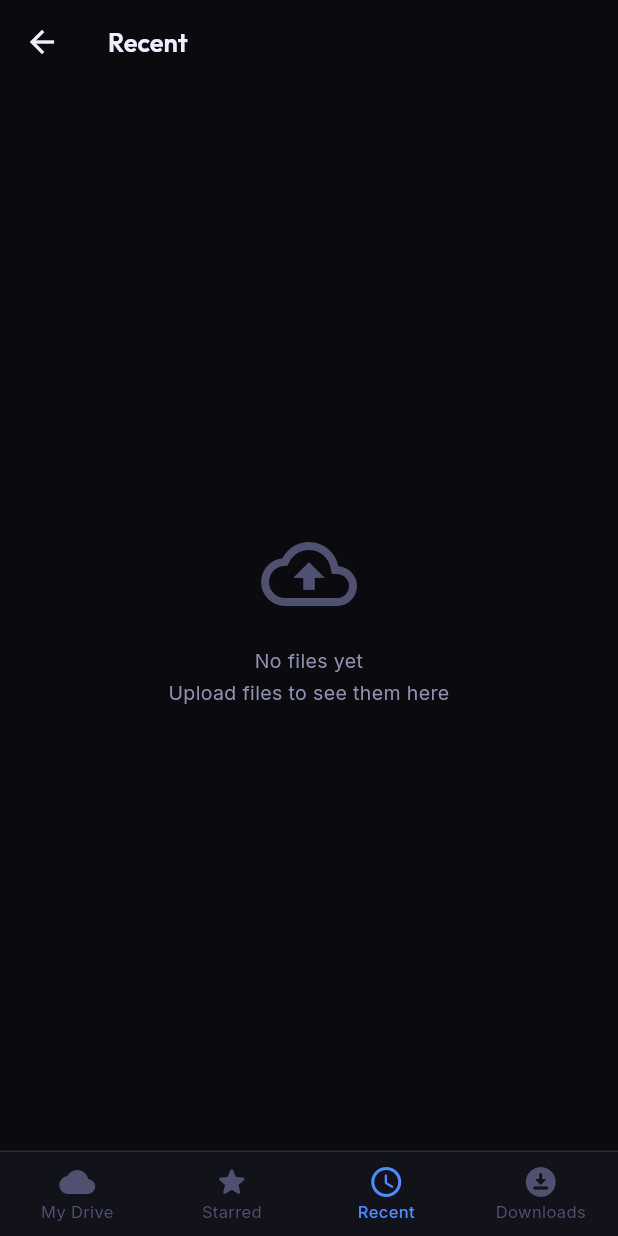
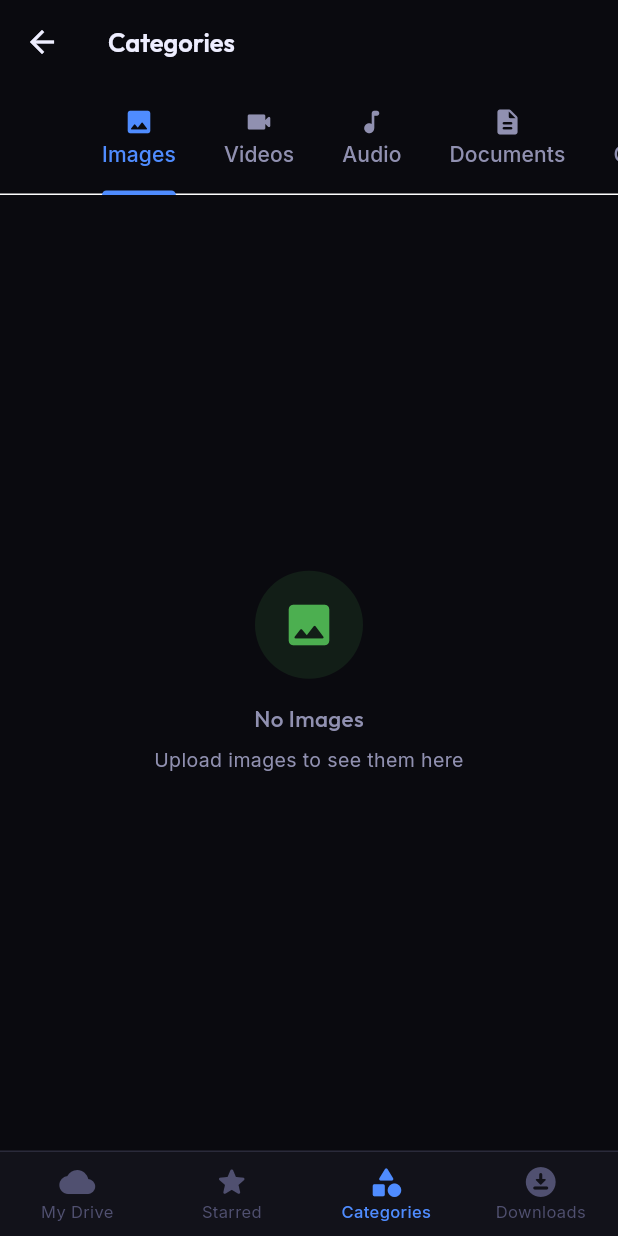
Before and after one commit to rk2725q-star/limitless-cloud, a Flutter app: the HomePage screen opened by its route, item 3 of the bottom bar chosen, on a phone screen of 412 x 824 dp. Run offline on Flutter 3.47's test engine with Material 3 defaults, Android fonts, the phone set to English and light mode, and no system bars; our stand-ins replace audioplayers, file_picker, flutter_animate, flutter_riverpod, google_fonts, open_filex and 3 more; accounts and stored records are empty.

Commit message:
fix: remove unused _DB.reset(), add re-login sync + category tabs

```diff
--- a/lib/features/drive/presentation/pages/home_page.dart
+++ b/lib/features/drive/presentation/pages/home_page.dart
@@ -5,6 +5,7 @@ import '../../../../core/theme/app_theme.dart';
 import '../../../../core/utils/file_utils.dart';
 import '../../data/models/cloud_file.dart';
 import '../../data/models/cloud_folder.dart';
+import '../../data/firestore_metadata_service.dart';
 import '../providers/drive_provider.dart';
 import '../widgets/file_grid_item.dart';
 import '../widgets/file_list_item.dart';
@@ -25,7 +26,7 @@ class _HomePageState extends ConsumerState<HomePage> {
     final pages = [
       const _DriveTab(),
       const _StarredTab(),
-      const _RecentTab(),
+      const _CategoriesTab(),
       const _DownloadsTab(),
     ];
 
@@ -61,7 +62,7 @@ class _HomePageState extends ConsumerState<HomePage> {
         items: const [
           BottomNavigationBarItem(icon: Icon(Icons.cloud_rounded), label: 'My Drive'),
           BottomNavigationBarItem(icon: Icon(Icons.star_rounded), label: 'Starred'),
-          BottomNavigationBarItem(icon: Icon(Icons.access_time_rounded), label: 'Recent'),
+          BottomNavigationBarItem(icon: Icon(Icons.category_rounded), label: 'Categories'),
           BottomNavigationBarItem(icon: Icon(Icons.download_for_offline_rounded), label: 'Downloads'),
         ],
       ),
@@ -423,31 +424,143 @@ class _StarredTab extends ConsumerWidget {
   }
 }
 
-// ── Recent Tab ────────────────────────────────────────────────────────────────
+// ── Categories Tab ────────────────────────────────────────────────────────────
 
-class _RecentTab extends ConsumerWidget {
-  const _RecentTab();
+class _CategoriesTab extends ConsumerStatefulWidget {
+  const _CategoriesTab();
+  @override
+  ConsumerState<_CategoriesTab> createState() => _CategoriesTabState();
+}
+
+class _CategoriesTabState extends ConsumerState<_CategoriesTab>
+    with SingleTickerProviderStateMixin {
+  late TabController _tabCtrl;
+
+  static const _cats = [
+    (cat: FileCategory.images,    icon: Icons.image_rounded,          color: Color(0xFF4CAF50)),
+    (cat: FileCategory.videos,    icon: Icons.videocam_rounded,       color: Color(0xFFE91E63)),
+    (cat: FileCategory.audio,     icon: Icons.music_note_rounded,     color: Color(0xFF9C27B0)),
+    (cat: FileCategory.documents, icon: Icons.description_rounded,    color: Color(0xFF2196F3)),
+    (cat: FileCategory.others,    icon: Icons.folder_zip_rounded,     color: Color(0xFFFF9800)),
+  ];
+
+  @override
+  void initState() {
+    super.initState();
+    _tabCtrl = TabController(length: _cats.length, vsync: this);
+  }
+
+  @override
+  void dispose() {
+    _tabCtrl.dispose();
+    super.dispose();
+  }
+
+  @override
+  Widget build(BuildContext context) {
+    return Scaffold(
+      backgroundColor: AppTheme.background,
+      appBar: AppBar(
+        backgroundColor: AppTheme.background,
+        title: const Text('Categories'),
+        bottom: TabBar(
+          controller: _tabCtrl,
+          isScrollable: true,
+          indicatorColor: AppTheme.primary,
+          labelColor: AppTheme.primary,
+          unselectedLabelColor: AppTheme.textSecondary,
+          tabs: _cats.map((c) => Tab(
+            icon: Icon(c.icon, size: 20),
+            text: c.cat.label,
+          )).toList(),
+        ),
+      ),
+      body: TabBarView(
+        controller: _tabCtrl,
+        children: _cats.map((c) => _CategoryList(
+          category: c.cat,
+          accentColor: c.color,
+          icon: c.icon,
+        )).toList(),
+      ),
+    );
+  }
+}
+
+class _CategoryList extends ConsumerWidget {
+  final FileCategory category;
+  final Color accentColor;
+  final IconData icon;
+  const _CategoryList({required this.category, required this.accentColor, required this.icon});
+
   @override
   Widget build(BuildContext context, WidgetRef ref) {
-    final filesAsync = ref.watch(allFilesProvider((starredOnly: false, trashedOnly: false)));
-    return Scaffold(
-      backgroundColor: AppTheme.background,
-      appBar: AppBar(title: const Text('Recent'), backgroundColor: AppTheme.background),
-      body: filesAsync.when(
-        data: (files) => files.isEmpty
-            ? const _EmptyState(message: 'No files yet\nUpload files to see them here')
-            : ListView.builder(
+    final filesAsync = ref.watch(filesByCategoryProvider(category));
+    return filesAsync.when(
+      data: (files) {
+        if (files.isEmpty) {
+          return Center(
+            child: Column(
+              mainAxisAlignment: MainAxisAlignment.center,
+              children: [
+                Container(
+                  width: 72, height: 72,
+                  decoration: BoxDecoration(
+                    color: accentColor.withValues(alpha: 0.12),
+                    shape: BoxShape.circle,
+                  ),
+                  child: Icon(icon, color: accentColor, size: 36),
+                ),
+                const SizedBox(height: 16),
+                Text('No ${category.label}',
+                    style: AppTheme.titleMedium.copyWith(color: AppTheme.textSecondary)),
+                const SizedBox(height: 8),
+                Text('Upload ${category.label.toLowerCase()} to see them here',
+                    style: AppTheme.bodyMedium, textAlign: TextAlign.center),
+              ],
+            ),
+          );
+        }
+        return Column(
+          children: [
+            Container(
+              margin: const EdgeInsets.fromLTRB(16, 12, 16, 0),
+              padding: const EdgeInsets.symmetric(horizontal: 16, vertical: 10),
+              decoration: BoxDecoration(
+                color: accentColor.withValues(alpha: 0.08),
+                borderRadius: BorderRadius.circular(12),
+                border: Border.all(color: accentColor.withValues(alpha: 0.25)),
+              ),
+              child: Row(
+                children: [
+                  Icon(icon, color: accentColor, size: 20),
+                  const SizedBox(width: 10),
+                  Text('${files.length} ${category.label}',
+                      style: AppTheme.titleMedium.copyWith(color: accentColor)),
+                  const Spacer(),
+                  Text(FileUtils.formatFileSize(files.fold(0, (s, f) => s + f.sizeBytes)),
+                      style: AppTheme.bodyMedium.copyWith(color: accentColor)),
+                ],
+              ),
+            ),
+            Expanded(
+              child: ListView.builder(
+                padding: const EdgeInsets.only(top: 8, bottom: 80),
                 itemCount: files.length,
                 itemBuilder: (_, i) => FileListItem(
                   file: files[i],
-                  onTap: () => Navigator.pushNamed(context, AppRoutes.fileDetail, arguments: {'file': files[i]}),
+                  onTap: () => Navigator.pushNamed(context, AppRoutes.fileDetail,
+                      arguments: {'file': files[i]}),
                   onLongPress: () {},
                   onMoreTap: () {},
                 ),
               ),
-        loading: () => const Center(child: CircularProgressIndicator()),
-        error: (e, _) => Center(child: Text('$e')),
-      ),
+            ),
+          ],
+        );
+      },
+      loading: () => const Center(child: CircularProgressIndicator()),
+      error: (e, _) => Center(child: Text('$e')),
     );
   }
 }
```
Also changed, not shown: lib/features/auth/data/telegram_auth_service.dart (+22 -7 lines), lib/features/drive/data/firestore_metadata_service.dart (+87 -7 lines), lib/features/drive/presentation/providers/drive_provider.dart (+72 -74 lines), 1 other file.
